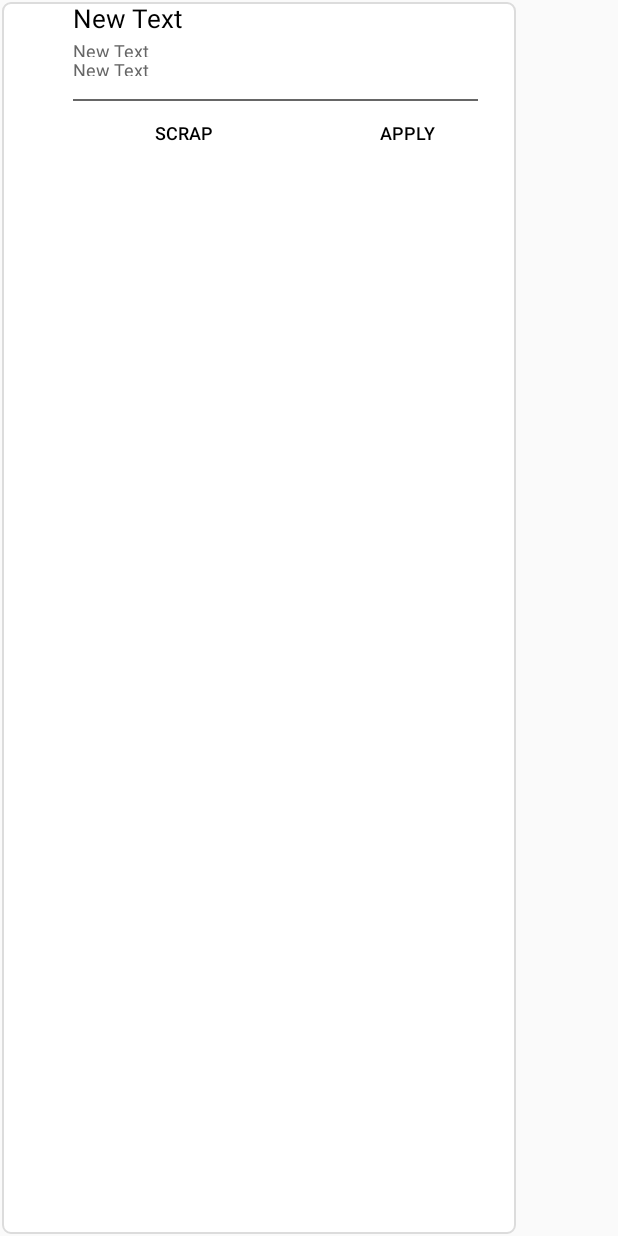
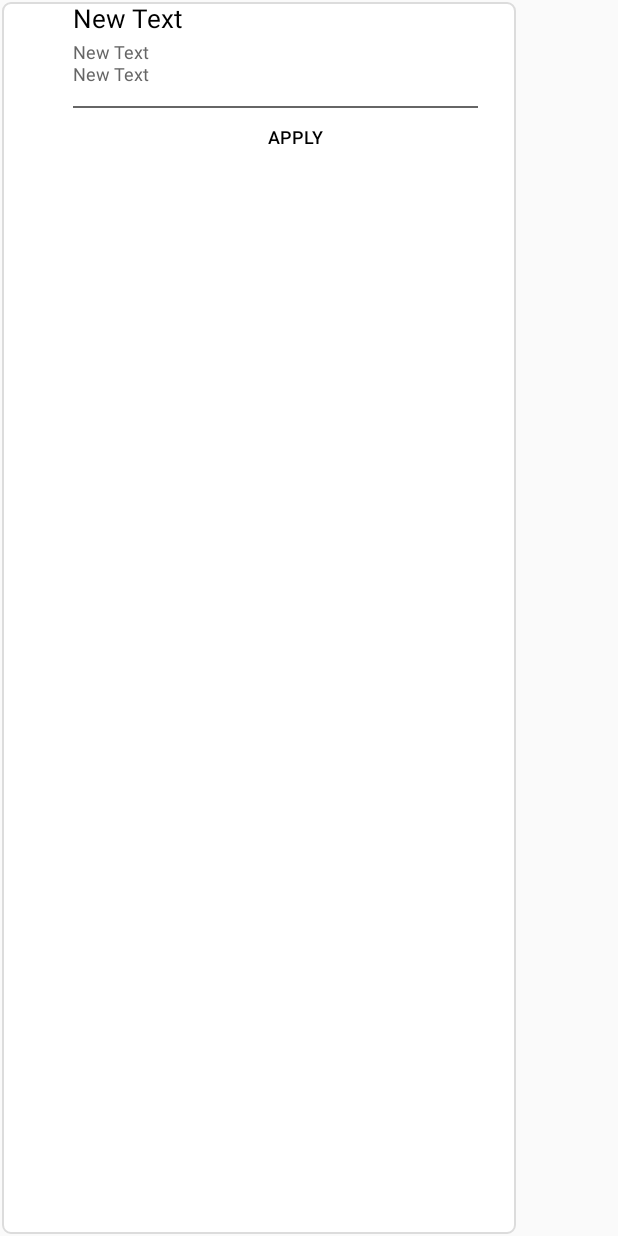
Before and after one commit to KimHeeil/OpenHack_15, an Android app: the layout activity_scrap_page.xml on its own in the app's theme, with its tools: preview values and no code run, on a phone screen of 412 x 824 dp. Run offline under Robolectric (Android 15) with nearby library versions, the phone set to English and light mode, and no system bars.

Commit message:
실수로 덜올림

```diff
--- a/app/src/main/res/layout/activity_scrap_page.xml
+++ b/app/src/main/res/layout/activity_scrap_page.xml
@@ -67,21 +67,6 @@
                 android:layout_height="1dp"
 
                 android:background="#666666"/>
-            <LinearLayout
-                android:layout_width="match_parent"
-                android:layout_height="wrap_content"
-                android:layout_weight="4"
-                android:orientation="horizontal">
-                <Button
-                    android:id="@+id/button"
-                    android:layout_width="match_parent"
-                    android:layout_height="wrap_content"
-                    android:layout_weight="14"
-                    android:text="scrap"
-                    android:textSize="12sp"
-                    android:textColor="#000000"
-                    android:background="#00ff0000"
-                    />
 
                 <Button
                     android:id="@+id/button2"
@@ -94,11 +79,8 @@
                     android:background="#00ff0000"
                     />
             </LinearLayout>
-        </LinearLayout>
 
     </LinearLayout>
 
 
-
-
 </LinearLayout>
```
